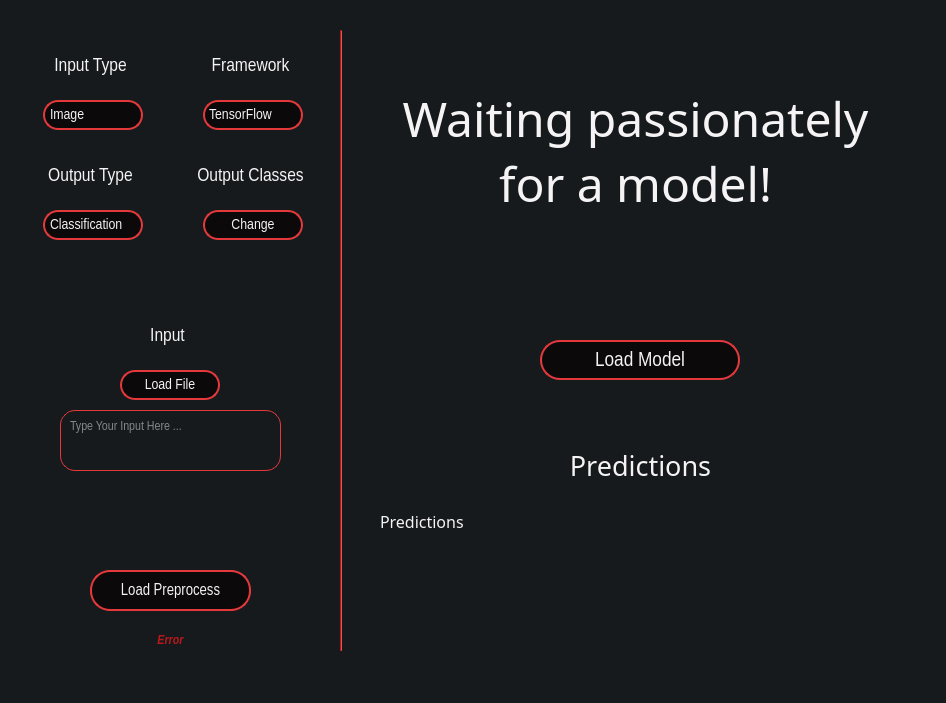
First picture: the form in main-page.ui, repository heidariarash/NN2GUI, before the edit.
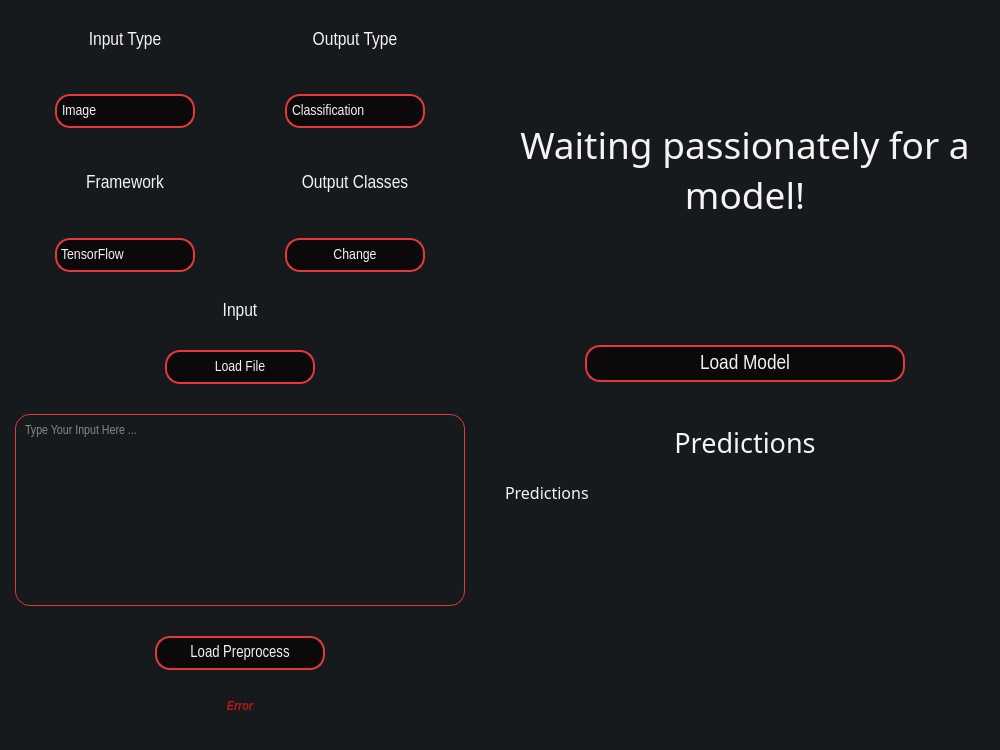
Second picture: the form after the edit. Icons and pictures are not drawn.

The edit to the form file:
```diff
--- a/main-page.ui
+++ b/main-page.ui
@@ -6,10 +6,16 @@
    <rect>
     <x>0</x>
     <y>0</y>
-    <width>946</width>
-    <height>703</height>
+    <width>1000</width>
+    <height>750</height>
    </rect>
   </property>
+  <property name="minimumSize">
+   <size>
+    <width>1000</width>
+    <height>750</height>
+   </size>
+  </property>
   <property name="font">
    <font>
     <pointsize>9</pointsize>
@@ -22,147 +28,34 @@
    <string notr="true">background-color: rgb(22, 26, 29);</string>
   </property>
   <widget class="QWidget" name="centralwidget">
-   <widget class="QPushButton" name="load_model">
-    <property name="geometry">
-     <rect>
-      <x>540</x>
-      <y>340</y>
-      <width>200</width>
-      <height>40</height>
-     </rect>
+   <layout class="QGridLayout" name="gridLayout">
+    <property name="leftMargin">
+     <number>15</number>
     </property>
-    <property name="font">
-     <font>
-      <family>Arial Narrow</family>
-      <pointsize>16</pointsize>
-     </font>
+    <property name="topMargin">
+     <number>15</number>
     </property>
-    <property name="cursor">
-     <cursorShape>PointingHandCursor</cursorShape>
+    <property name="rightMargin">
+     <number>15</number>
     </property>
-    <property name="styleSheet">
-     <string notr="true">QPushButton {
-    color: #F5F3F4;
-    border: 2px solid #E5383B;
-    border-radius: 20px;
-    background-color: #0B090A;
-    padding: 5px;
-}
-
-QPushButton:hover {
-    background-color: #A4161A;
-}</string>
+    <property name="bottomMargin">
+     <number>15</number>
     </property>
-    <property name="text">
-     <string>Load Model</string>
+    <property name="spacing">
+     <number>10</number>
     </property>
-   </widget>
-   <widget class="QLabel" name="model_info">
-    <property name="geometry">
-     <rect>
-      <x>400</x>
-      <y>50</y>
-      <width>471</width>
-      <height>201</height>
-     </rect>
-    </property>
-    <property name="font">
-     <font>
-      <family>MV Boli</family>
-      <pointsize>36</pointsize>
-     </font>
-    </property>
-    <property name="styleSheet">
-     <string notr="true">QLabel {
-	color: #F5F3F4;
-}</string>
-    </property>
-    <property name="text">
-     <string>Waiting passionately for a model!</string>
-    </property>
-    <property name="textFormat">
-     <enum>Qt::PlainText</enum>
-    </property>
-    <property name="scaledContents">
-     <bool>false</bool>
-    </property>
-    <property name="alignment">
-     <set>Qt::AlignCenter</set>
-    </property>
-    <property name="wordWrap">
-     <bool>true</bool>
-    </property>
-   </widget>
-   <widget class="QPushButton" name="load_preprocess">
-    <property name="geometry">
-     <rect>
-      <x>90</x>
-      <y>570</y>
-      <width>161</width>
-      <height>41</height>
-     </rect>
-    </property>
-    <property name="font">
-     <font>
-      <family>Arial Narrow</family>
-      <pointsize>12</pointsize>
-     </font>
-    </property>
-    <property name="cursor">
-     <cursorShape>PointingHandCursor</cursorShape>
-    </property>
-    <property name="styleSheet">
-     <string notr="true">QPushButton {
-    color: #F5F3F4;
-    border: 2px solid #E5383B;
-    border-radius: 20px;
-    background-color: #0B090A;
-    padding: 5px;
-}
-
-QPushButton:hover {
-    background-color: #A4161A;
-}</string>
-    </property>
-    <property name="text">
-     <string>Load Preprocess</string>
-    </property>
-   </widget>
-   <widget class="QLabel" name="label">
-    <property name="geometry">
-     <rect>
-      <x>30</x>
-      <y>50</y>
-      <width>121</width>
-      <height>31</height>
-     </rect>
-    </property>
-    <property name="font">
-     <font>
-      <family>Arial Narrow</family>
-      <pointsize>14</pointsize>
-     </font>
-    </property>
-    <property name="styleSheet">
-     <string notr="true">QLabel {
-	color: #F5F3F4;
-}</string>
-    </property>
-    <property name="text">
-     <string>Input Type</string>
-    </property>
-    <property name="alignment">
-     <set>Qt::AlignCenter</set>
-    </property>
-   </widget>
+    <item row="0" column="0" rowspan="6">
+     <layout class="QGridLayout" name="gridLayout_3">
+      <property name="sizeConstraint">
+       <enum>QLayout::SetDefaultConstraint</enum>
+      </property>
+      <item row="1" column="0">
    <widget class="QComboBox" name="input_type">
-    <property name="geometry">
-     <rect>
-      <x>43</x>
-      <y>100</y>
-      <width>100</width>
-      <height>30</height>
-     </rect>
+        <property name="sizePolicy">
+         <sizepolicy hsizetype="Preferred" vsizetype="Preferred">
+          <horstretch>0</horstretch>
+          <verstretch>15</verstretch>
+         </sizepolicy>
     </property>
     <property name="font">
      <font>
@@ -181,6 +74,9 @@
     background-color: #0B090A;
     padding: 2px;
 	padding-left: 5px;
+	margin: 20px;
+	margin-left: 40px;
+	margin-right: 40px;
 }
 
 QComboBox::drop-down {
@@ -231,97 +127,15 @@
      </property>
     </item>
    </widget>
-   <widget class="QLabel" name="label_2">
-    <property name="geometry">
-     <rect>
-      <x>190</x>
-      <y>50</y>
-      <width>121</width>
-      <height>31</height>
-     </rect>
-    </property>
-    <property name="font">
-     <font>
-      <family>Arial Narrow</family>
-      <pointsize>14</pointsize>
-     </font>
-    </property>
-    <property name="styleSheet">
-     <string notr="true">QLabel {
-	color: #F5F3F4;
-}</string>
-    </property>
-    <property name="text">
-     <string>Framework</string>
-    </property>
-    <property name="alignment">
-     <set>Qt::AlignCenter</set>
-    </property>
-   </widget>
-   <widget class="QComboBox" name="framework_type">
-    <property name="geometry">
-     <rect>
-      <x>203</x>
-      <y>100</y>
-      <width>100</width>
-      <height>30</height>
-     </rect>
-    </property>
-    <property name="font">
-     <font>
-      <family>Arial Narrow</family>
-      <pointsize>11</pointsize>
-     </font>
-    </property>
-    <property name="cursor">
-     <cursorShape>PointingHandCursor</cursorShape>
-    </property>
-    <property name="styleSheet">
-     <string notr="true">QComboBox{
-	color: #F5F3F4;
-    border: 2px solid #E5383B;
-    border-radius: 15px;
-    background-color: #0B090A;
-    padding: 2px;
-	padding-left: 4px
-}
-
-QComboBox::drop-down {
-	border: 0px;
-	width: 0px;
-}
-
-QComboBox QAbstractItemView {
-    border: 2px solid #E5383B;
-    selection-background-color: #A4161A;
-	color: #F5F3F4;
-	background-color: #0B090A;
-	border-radius: 5px;
-}</string>
-    </property>
-    <property name="sizeAdjustPolicy">
-     <enum>QComboBox::AdjustToContentsOnFirstShow</enum>
-    </property>
-    <item>
-     <property name="text">
-      <string>TensorFlow</string>
-     </property>
-    </item>
-    <item>
-     <property name="text">
-      <string>PyTorch</string>
-     </property>
-    </item>
-   </widget>
-   <widget class="QLabel" name="label_3">
-    <property name="geometry">
-     <rect>
-      <x>30</x>
-      <y>160</y>
-      <width>121</width>
-      <height>31</height>
-     </rect>
-    </property>
+      </item>
+      <item row="0" column="0">
+       <widget class="QLabel" name="label">
+        <property name="sizePolicy">
+         <sizepolicy hsizetype="Preferred" vsizetype="Preferred">
+          <horstretch>40</horstretch>
+          <verstretch>10</verstretch>
+         </sizepolicy>
+        </property>
     <property name="font">
      <font>
       <family>Arial Narrow</family>
@@ -334,47 +148,20 @@
 }</string>
     </property>
     <property name="text">
-     <string>Output Type</string>
+         <string>Input Type</string>
     </property>
     <property name="alignment">
      <set>Qt::AlignCenter</set>
     </property>
    </widget>
-   <widget class="QLabel" name="output_classes_label">
-    <property name="geometry">
-     <rect>
-      <x>190</x>
-      <y>160</y>
-      <width>121</width>
-      <height>31</height>
-     </rect>
-    </property>
-    <property name="font">
-     <font>
-      <family>Arial Narrow</family>
-      <pointsize>14</pointsize>
-     </font>
-    </property>
-    <property name="styleSheet">
-     <string notr="true">QLabel {
-	color: #F5F3F4;
-}</string>
-    </property>
-    <property name="text">
-     <string>Output Classes</string>
-    </property>
-    <property name="alignment">
-     <set>Qt::AlignCenter</set>
-    </property>
-   </widget>
+      </item>
+      <item row="1" column="1">
    <widget class="QComboBox" name="output_type">
-    <property name="geometry">
-     <rect>
-      <x>43</x>
-      <y>210</y>
-      <width>100</width>
-      <height>30</height>
-     </rect>
+        <property name="sizePolicy">
+         <sizepolicy hsizetype="Preferred" vsizetype="Preferred">
+          <horstretch>0</horstretch>
+          <verstretch>15</verstretch>
+         </sizepolicy>
     </property>
     <property name="font">
      <font>
@@ -393,6 +180,9 @@
     background-color: #0B090A;
     padding: 2px;
 	padding-left: 5px;
+	margin: 20px;
+	margin-left: 40px;
+	margin-right: 40px;
 }
 
 QComboBox::drop-down {
@@ -428,150 +218,9 @@
      </property>
     </item>
    </widget>
-   <widget class="QPushButton" name="output_classes">
-    <property name="geometry">
-     <rect>
-      <x>203</x>
-      <y>210</y>
-      <width>100</width>
-      <height>30</height>
-     </rect>
-    </property>
-    <property name="font">
-     <font>
-      <family>Arial Narrow</family>
-      <pointsize>11</pointsize>
-     </font>
-    </property>
-    <property name="cursor">
-     <cursorShape>PointingHandCursor</cursorShape>
-    </property>
-    <property name="styleSheet">
-     <string notr="true">QPushButton {
-    color: #F5F3F4;
-    border: 2px solid #E5383B;
-    border-radius: 15px;
-    background-color: #0B090A;
-}
-
-QPushButton:hover {
-    background-color: #A4161A;
-}</string>
-    </property>
-    <property name="text">
-     <string>Change</string>
-    </property>
-   </widget>
-   <widget class="QLabel" name="predictions_info">
-    <property name="geometry">
-     <rect>
-      <x>490</x>
-      <y>440</y>
-      <width>301</width>
-      <height>51</height>
-     </rect>
-    </property>
-    <property name="font">
-     <font>
-      <family>MV Boli</family>
-      <pointsize>20</pointsize>
-     </font>
-    </property>
-    <property name="styleSheet">
-     <string notr="true">QLabel {
-	color: #F5F3F4;
-}</string>
-    </property>
-    <property name="text">
-     <string>Predictions</string>
-    </property>
-    <property name="textFormat">
-     <enum>Qt::PlainText</enum>
-    </property>
-    <property name="scaledContents">
-     <bool>false</bool>
-    </property>
-    <property name="alignment">
-     <set>Qt::AlignCenter</set>
-    </property>
-    <property name="wordWrap">
-     <bool>true</bool>
-    </property>
-   </widget>
-   <widget class="QLabel" name="label_5">
-    <property name="geometry">
-     <rect>
-      <x>107</x>
-      <y>320</y>
-      <width>121</width>
-      <height>31</height>
-     </rect>
-    </property>
-    <property name="font">
-     <font>
-      <family>Arial Narrow</family>
-      <pointsize>14</pointsize>
-     </font>
-    </property>
-    <property name="styleSheet">
-     <string notr="true">QLabel {
-	color: #F5F3F4;
-}</string>
-    </property>
-    <property name="text">
-     <string>Input</string>
-    </property>
-    <property name="alignment">
-     <set>Qt::AlignCenter</set>
-    </property>
-   </widget>
-   <widget class="QPushButton" name="load_input">
-    <property name="geometry">
-     <rect>
-      <x>120</x>
-      <y>370</y>
-      <width>100</width>
-      <height>30</height>
-     </rect>
-    </property>
-    <property name="font">
-     <font>
-      <family>Arial Narrow</family>
-      <pointsize>11</pointsize>
-     </font>
-    </property>
-    <property name="cursor">
-     <cursorShape>PointingHandCursor</cursorShape>
-    </property>
-    <property name="styleSheet">
-     <string notr="true">QPushButton {
-    color: #F5F3F4;
-    border: 2px solid #E5383B;
-    border-radius: 15px;
-    background-color: #0B090A;
-}
-
-QPushButton:hover {
-    background-color: #A4161A;
-}
-
-QPushButton:disabled {
-	background-color: #BA181B;
-}</string>
-    </property>
-    <property name="text">
-     <string>Load File</string>
-    </property>
-   </widget>
+      </item>
+      <item row="8" column="0" colspan="2">
    <widget class="QTextEdit" name="input_input">
-    <property name="geometry">
-     <rect>
-      <x>60</x>
-      <y>410</y>
-      <width>221</width>
-      <height>61</height>
-     </rect>
-    </property>
     <property name="font">
      <font>
       <family>Arial Narrow</family>
@@ -603,17 +252,329 @@
      <string>Type Your Input Here ...</string>
     </property>
    </widget>
+      </item>
+      <item row="6" column="0" colspan="2">
+       <widget class="QPushButton" name="load_input">
+        <property name="sizePolicy">
+         <sizepolicy hsizetype="Preferred" vsizetype="Preferred">
+          <horstretch>0</horstretch>
+          <verstretch>15</verstretch>
+         </sizepolicy>
+        </property>
+        <property name="font">
+         <font>
+          <family>Arial Narrow</family>
+          <pointsize>11</pointsize>
+         </font>
+        </property>
+        <property name="cursor">
+         <cursorShape>PointingHandCursor</cursorShape>
+        </property>
+        <property name="styleSheet">
+         <string notr="true">QPushButton {
+    color: #F5F3F4;
+    border: 2px solid #E5383B;
+    border-radius: 15px;
+    background-color: #0B090A;
+	margin: 20px;
+	margin-left: 150px;
+	margin-right: 150px;
+}
+
+QPushButton:hover {
+    background-color: #A4161A;
+}
+
+QPushButton:disabled {
+	background-color: #BA181B;
+}</string>
+        </property>
+        <property name="text">
+         <string>Load File</string>
+        </property>
+       </widget>
+      </item>
+      <item row="2" column="1">
+       <widget class="QLabel" name="output_classes_label">
+        <property name="sizePolicy">
+         <sizepolicy hsizetype="Preferred" vsizetype="Preferred">
+          <horstretch>40</horstretch>
+          <verstretch>10</verstretch>
+         </sizepolicy>
+        </property>
+        <property name="font">
+         <font>
+          <family>Arial Narrow</family>
+          <pointsize>14</pointsize>
+         </font>
+        </property>
+        <property name="styleSheet">
+         <string notr="true">QLabel {
+	color: #F5F3F4;
+}</string>
+        </property>
+        <property name="text">
+         <string>Output Classes</string>
+        </property>
+        <property name="alignment">
+         <set>Qt::AlignCenter</set>
+        </property>
+       </widget>
+      </item>
+      <item row="2" column="0">
+       <widget class="QLabel" name="label_2">
+        <property name="sizePolicy">
+         <sizepolicy hsizetype="Preferred" vsizetype="Preferred">
+          <horstretch>40</horstretch>
+          <verstretch>10</verstretch>
+         </sizepolicy>
+        </property>
+        <property name="font">
+         <font>
+          <family>Arial Narrow</family>
+          <pointsize>14</pointsize>
+         </font>
+        </property>
+        <property name="styleSheet">
+         <string notr="true">QLabel {
+	color: #F5F3F4;
+}</string>
+        </property>
+        <property name="text">
+         <string>Framework</string>
+        </property>
+        <property name="alignment">
+         <set>Qt::AlignCenter</set>
+        </property>
+       </widget>
+      </item>
+      <item row="0" column="1">
+       <widget class="QLabel" name="label_3">
+        <property name="sizePolicy">
+         <sizepolicy hsizetype="Preferred" vsizetype="Preferred">
+          <horstretch>40</horstretch>
+          <verstretch>10</verstretch>
+         </sizepolicy>
+        </property>
+        <property name="font">
+         <font>
+          <family>Arial Narrow</family>
+          <pointsize>14</pointsize>
+         </font>
+        </property>
+        <property name="styleSheet">
+         <string notr="true">QLabel {
+	color: #F5F3F4;
+}</string>
+        </property>
+        <property name="text">
+         <string>Output Type</string>
+        </property>
+        <property name="alignment">
+         <set>Qt::AlignCenter</set>
+        </property>
+       </widget>
+      </item>
+      <item row="3" column="0">
+       <widget class="QComboBox" name="framework_type">
+        <property name="sizePolicy">
+         <sizepolicy hsizetype="Preferred" vsizetype="Preferred">
+          <horstretch>0</horstretch>
+          <verstretch>15</verstretch>
+         </sizepolicy>
+        </property>
+        <property name="font">
+         <font>
+          <family>Arial Narrow</family>
+          <pointsize>11</pointsize>
+         </font>
+        </property>
+        <property name="cursor">
+         <cursorShape>PointingHandCursor</cursorShape>
+        </property>
+        <property name="styleSheet">
+         <string notr="true">QComboBox{
+	color: #F5F3F4;
+    border: 2px solid #E5383B;
+    border-radius: 15px;
+    background-color: #0B090A;
+    padding: 2px;
+	padding-left: 4px;
+	margin: 20px;
+	margin-left: 40px;
+	margin-right: 40px;
+}
+
+QComboBox::drop-down {
+	border: 0px;
+	width: 0px;
+}
+
+QComboBox QAbstractItemView {
+    border: 2px solid #E5383B;
+    selection-background-color: #A4161A;
+	color: #F5F3F4;
+	background-color: #0B090A;
+	border-radius: 5px;
+}</string>
+        </property>
+        <property name="sizeAdjustPolicy">
+         <enum>QComboBox::AdjustToContentsOnFirstShow</enum>
+        </property>
+        <item>
+         <property name="text">
+          <string>TensorFlow</string>
+         </property>
+        </item>
+        <item>
+         <property name="text">
+          <string>PyTorch</string>
+         </property>
+        </item>
+       </widget>
+      </item>
+      <item row="3" column="1">
+       <widget class="QPushButton" name="output_classes">
+        <property name="sizePolicy">
+         <sizepolicy hsizetype="Preferred" vsizetype="Preferred">
+          <horstretch>0</horstretch>
+          <verstretch>15</verstretch>
+         </sizepolicy>
+        </property>
+        <property name="font">
+         <font>
+          <family>Arial Narrow</family>
+          <pointsize>11</pointsize>
+         </font>
+        </property>
+        <property name="cursor">
+         <cursorShape>PointingHandCursor</cursorShape>
+        </property>
+        <property name="styleSheet">
+         <string notr="true">QPushButton {
+    color: #F5F3F4;
+    border: 2px solid #E5383B;
+    border-radius: 15px;
+    background-color: #0B090A;
+	margin: 20px;
+	margin-left: 40px;
+	margin-right: 40px;
+}
+
+QPushButton:hover {
+    background-color: #A4161A;
+}</string>
+        </property>
+        <property name="text">
+         <string>Change</string>
+        </property>
+       </widget>
+      </item>
+      <item row="5" column="0" colspan="2">
+       <widget class="QLabel" name="label_5">
+        <property name="minimumSize">
+         <size>
+          <width>450</width>
+          <height>0</height>
+         </size>
+        </property>
+        <property name="font">
+         <font>
+          <family>Arial Narrow</family>
+          <pointsize>14</pointsize>
+         </font>
+        </property>
+        <property name="styleSheet">
+         <string notr="true">QLabel {
+	color: #F5F3F4;
+}</string>
+        </property>
+        <property name="text">
+         <string>Input</string>
+        </property>
+        <property name="alignment">
+         <set>Qt::AlignCenter</set>
+        </property>
+       </widget>
+      </item>
+      <item row="9" column="0" colspan="2">
+       <widget class="QPushButton" name="load_preprocess">
+        <property name="sizePolicy">
+         <sizepolicy hsizetype="Preferred" vsizetype="Preferred">
+          <horstretch>0</horstretch>
+          <verstretch>15</verstretch>
+         </sizepolicy>
+        </property>
+        <property name="font">
+         <font>
+          <family>Arial Narrow</family>
+          <pointsize>12</pointsize>
+         </font>
+        </property>
+        <property name="cursor">
+         <cursorShape>PointingHandCursor</cursorShape>
+        </property>
+        <property name="styleSheet">
+         <string notr="true">QPushButton {
+    color: #F5F3F4;
+    border: 2px solid #E5383B;
+    border-radius: 15px;
+    background-color: #0B090A;
+	margin: 20px;
+	margin-left: 140px;
+	margin-right: 140px;
+}
+
+QPushButton:hover {
+    background-color: #A4161A;
+}</string>
+        </property>
+        <property name="text">
+         <string>Load Preprocess</string>
+        </property>
+       </widget>
+      </item>
+      <item row="10" column="0" colspan="2">
+       <widget class="QLabel" name="load_preprocess_error">
+        <property name="font">
+         <font>
+          <family>Arial Narrow</family>
+          <pointsize>10</pointsize>
+          <weight>75</weight>
+          <italic>true</italic>
+          <bold>true</bold>
+         </font>
+        </property>
+        <property name="styleSheet">
+         <string notr="true">QLabel {
+	color: #BA181B;
+}</string>
+        </property>
+        <property name="text">
+         <string>Error</string>
+        </property>
+        <property name="alignment">
+         <set>Qt::AlignCenter</set>
+        </property>
+       </widget>
+      </item>
+     </layout>
+    </item>
+    <item row="0" column="2" rowspan="6">
+     <layout class="QGridLayout" name="gridLayout_4">
+      <property name="verticalSpacing">
+       <number>20</number>
+      </property>
+      <item row="6" column="0">
    <widget class="QLabel" name="predictions">
     <property name="enabled">
      <bool>true</bool>
     </property>
-    <property name="geometry">
-     <rect>
-      <x>380</x>
-      <y>510</y>
-      <width>511</width>
-      <height>121</height>
-     </rect>
+        <property name="sizePolicy">
+         <sizepolicy hsizetype="Preferred" vsizetype="Preferred">
+          <horstretch>0</horstretch>
+          <verstretch>30</verstretch>
+         </sizepolicy>
     </property>
     <property name="font">
      <font>
@@ -642,15 +603,124 @@
      <bool>true</bool>
     </property>
    </widget>
+      </item>
+      <item row="2" column="0">
+       <widget class="QPushButton" name="load_model">
+        <property name="sizePolicy">
+         <sizepolicy hsizetype="Preferred" vsizetype="Preferred">
+          <horstretch>0</horstretch>
+          <verstretch>5</verstretch>
+         </sizepolicy>
+        </property>
+        <property name="font">
+         <font>
+          <family>Arial Narrow</family>
+          <pointsize>16</pointsize>
+         </font>
+        </property>
+        <property name="cursor">
+         <cursorShape>PointingHandCursor</cursorShape>
+        </property>
+        <property name="styleSheet">
+         <string notr="true">QPushButton {
+    color: #F5F3F4;
+    border: 2px solid #E5383B;
+    border-radius: 15px;
+    background-color: #0B090A;
+	margin: 1px;
+	margin-left: 80px;
+	margin-right: 80px;
+}
+
+QPushButton:hover {
+    background-color: #A4161A;
+}</string>
+        </property>
+        <property name="text">
+         <string>Load Model</string>
+        </property>
+       </widget>
+      </item>
+      <item row="4" column="0">
+       <widget class="QLabel" name="predictions_info">
+        <property name="sizePolicy">
+         <sizepolicy hsizetype="Preferred" vsizetype="Preferred">
+          <horstretch>0</horstretch>
+          <verstretch>5</verstretch>
+         </sizepolicy>
+        </property>
+        <property name="font">
+         <font>
+          <family>MV Boli</family>
+          <pointsize>20</pointsize>
+         </font>
+        </property>
+        <property name="styleSheet">
+         <string notr="true">QLabel {
+	color: #F5F3F4;
+}</string>
+        </property>
+        <property name="text">
+         <string>Predictions</string>
+        </property>
+        <property name="textFormat">
+         <enum>Qt::PlainText</enum>
+        </property>
+        <property name="scaledContents">
+         <bool>false</bool>
+        </property>
+        <property name="alignment">
+         <set>Qt::AlignCenter</set>
+        </property>
+        <property name="wordWrap">
+         <bool>true</bool>
+        </property>
+       </widget>
+      </item>
+      <item row="1" column="0">
+       <widget class="QLabel" name="model_info">
+        <property name="sizePolicy">
+         <sizepolicy hsizetype="Preferred" vsizetype="Preferred">
+          <horstretch>0</horstretch>
+          <verstretch>40</verstretch>
+         </sizepolicy>
+        </property>
+        <property name="minimumSize">
+         <size>
+          <width>480</width>
+          <height>0</height>
+         </size>
+        </property>
+        <property name="font">
+         <font>
+          <family>MV Boli</family>
+          <pointsize>28</pointsize>
+         </font>
+        </property>
+        <property name="styleSheet">
+         <string notr="true">QLabel {
+	color: #F5F3F4;
+}</string>
+        </property>
+        <property name="text">
+         <string>Waiting passionately for a model!</string>
+        </property>
+        <property name="textFormat">
+         <enum>Qt::PlainText</enum>
+        </property>
+        <property name="scaledContents">
+         <bool>false</bool>
+        </property>
+        <property name="alignment">
+         <set>Qt::AlignCenter</set>
+        </property>
+        <property name="wordWrap">
+         <bool>true</bool>
+        </property>
+       </widget>
+      </item>
+      <item row="3" column="0">
    <widget class="Line" name="line">
-    <property name="geometry">
-     <rect>
-      <x>340</x>
-      <y>30</y>
-      <width>2</width>
-      <height>621</height>
-     </rect>
-    </property>
     <property name="styleSheet">
      <string notr="true">QFrame{
 	background-color: #E5383B;
@@ -660,46 +730,26 @@
      <enum>Qt::Vertical</enum>
     </property>
    </widget>
-   <widget class="QLabel" name="load_preprocess_error">
-    <property name="geometry">
-     <rect>
-      <x>30</x>
-      <y>630</y>
-      <width>281</width>
-      <height>21</height>
-     </rect>
-    </property>
-    <property name="font">
-     <font>
-      <family>Arial Narrow</family>
-      <pointsize>10</pointsize>
-      <weight>75</weight>
-      <italic>true</italic>
-      <bold>true</bold>
-     </font>
-    </property>
-    <property name="styleSheet">
-     <string notr="true">QLabel {
-	color: #BA181B;
-}</string>
-    </property>
-    <property name="text">
-     <string>Error</string>
-    </property>
-    <property name="alignment">
-     <set>Qt::AlignCenter</set>
-    </property>
-   </widget>
-  </widget>
-  <widget class="QMenuBar" name="menubar">
-   <property name="geometry">
-    <rect>
-     <x>0</x>
-     <y>0</y>
-     <width>946</width>
-     <height>21</height>
-    </rect>
-   </property>
+      </item>
+     </layout>
+    </item>
+    <item row="0" column="1">
+     <spacer name="horizontalSpacer">
+      <property name="orientation">
+       <enum>Qt::Horizontal</enum>
+      </property>
+      <property name="sizeType">
+       <enum>QSizePolicy::Preferred</enum>
+      </property>
+      <property name="sizeHint" stdset="0">
+       <size>
+        <width>40</width>
+        <height>20</height>
+       </size>
+      </property>
+     </spacer>
+    </item>
+   </layout>
   </widget>
   <widget class="QStatusBar" name="statusbar"/>
  </widget>
```
Lines whose indentation alone changed are shown as unchanged.
